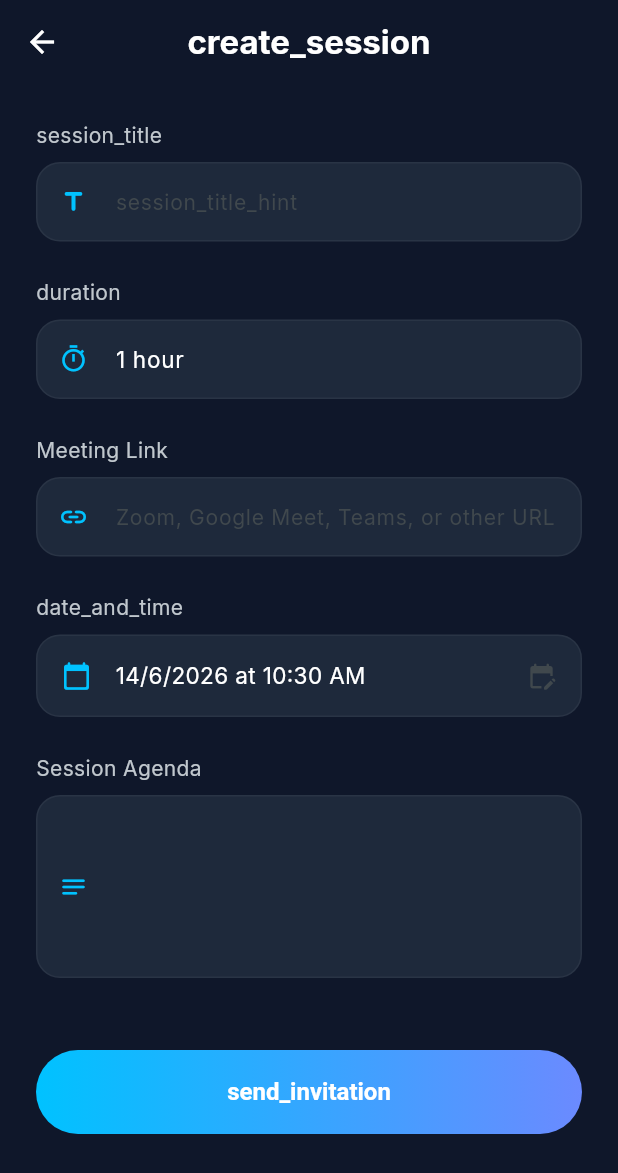
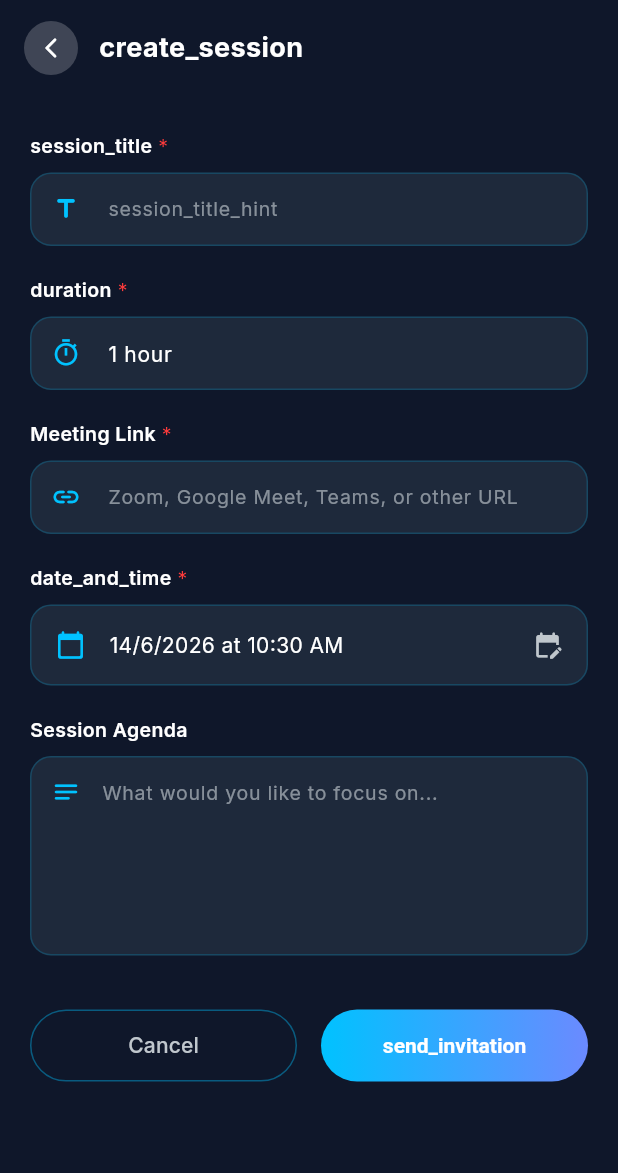
Before and after one commit to Eman1229/skill-swap, a Flutter app: the CreateSessionScreen screen opened directly with empty values, on a phone screen of 412 x 824 dp. Shown: the top 1173 px of the screen. Run offline on Flutter 3.47's test engine with Material 3 defaults, Android fonts, the phone set to English and light mode, and no system bars; our stand-ins replace cloud_firestore, connectivity_plus, file_picker, firebase_auth, firebase_core, firebase_database and 6 more; accounts and stored records are empty; network calls fail.

Commit message:
create session screen

```diff
--- a/lib/screens/Swap/create_session_screen.dart
+++ b/lib/screens/Swap/create_session_screen.dart
@@ -7,7 +7,7 @@ import 'package:skill_swap/services/notification_service.dart';
 
 class CreateSessionScreen extends StatefulWidget {
   final SwapModel swap;
-  CreateSessionScreen({Key? key, required this.swap}) : super(key: key);
+  const CreateSessionScreen({Key? key, required this.swap}) : super(key: key);
 
   @override
   State<CreateSessionScreen> createState() => _CreateSessionScreenState();
@@ -19,35 +19,24 @@ class _CreateSessionScreenState extends State<CreateSessionScreen> {
   final _formKey = GlobalKey<FormState>();
 
   final TextEditingController _titleController = TextEditingController();
-  final TextEditingController _durationController = TextEditingController(
-    text: '1 hour',
-  );
+  final TextEditingController _durationController = TextEditingController(text: '1 hour');
   final TextEditingController _meetingLinkController = TextEditingController();
-  final TextEditingController _agendaController = TextEditingController(); // NEW
+  final TextEditingController _agendaController = TextEditingController();
   DateTime _selectedDate = DateTime.now().add(Duration(days: 1));
 
   bool _loading = false;
 
   Future<void> _createSession() async {
     if (!_formKey.currentState!.validate()) return;
-
     setState(() => _loading = true);
 
     try {
       final uid = _auth.currentUser?.uid;
-      debugPrint('=== CREATE SESSION CALLED ===');
-      debugPrint('uid = $uid');
-      debugPrint('swap.id = ${widget.swap.id}');
-      debugPrint('swap.conversationId = ${widget.swap.conversationId}');
-      debugPrint('swap.mentorId = ${widget.swap.mentorId}');
-      debugPrint('swap.learnerId = ${widget.swap.learnerId}');
-
       final mentorId = widget.swap.mentorId;
       final learnerId = widget.swap.learnerId;
       final sessionTime =
           '${_selectedDate.hour.toString().padLeft(2, '0')}:${_selectedDate.minute.toString().padLeft(2, '0')}';
 
-      // 1. Create session doc
       final sessionRef = _db
           .collection('swaps')
           .doc(widget.swap.id)
@@ -57,7 +46,7 @@ class _CreateSessionScreenState extends State<CreateSessionScreen> {
         'sessionId': sessionRef.id,
         'swapId': widget.swap.id,
         'title': _titleController.text.trim(),
-        'agenda': _agendaController.text.trim(), // NEW
+        'agenda': _agendaController.text.trim(),
         'date': Timestamp.fromDate(_selectedDate),
         'sessionDate': Timestamp.fromDate(_selectedDate),
         'sessionTime': sessionTime,
@@ -69,48 +58,28 @@ class _CreateSessionScreenState extends State<CreateSessionScreen> {
         'status': 'pending',
         'createdAt': FieldValue.serverTimestamp(),
       });
-      debugPrint('Session doc created: ${sessionRef.id}');
 
-      // 2. Find conversationId
       String conversationId = widget.swap.conversationId;
-      debugPrint('conversationId from swap model = "$conversationId"');
 
       if (conversationId.isEmpty) {
-        debugPrint('conversationId is empty — searching Firestore...');
         final query = await _db
             .collection('conversations')
             .where('participants', arrayContains: uid)
             .get();
 
-        debugPrint('Total conversations found for uid: ${query.docs.length}');
-
         for (final doc in query.docs) {
-          final participants =
-          List<String>.from(doc.data()['participants'] ?? []);
-          debugPrint('Checking convo ${doc.id} — participants: $participants');
-          if (participants.contains(mentorId) &&
-              participants.contains(learnerId)) {
+          final participants = List<String>.from(doc.data()['participants'] ?? []);
+          if (participants.contains(mentorId) && participants.contains(learnerId)) {
             conversationId = doc.id;
-            debugPrint('MATCH FOUND — conversationId: $conversationId');
             await _db.collection('swaps').doc(widget.swap.id).update({
               'conversationId': conversationId,
             });
-            debugPrint('Saved conversationId back to swap doc');
             break;
           }
         }
-
-        if (conversationId.isEmpty) {
-          debugPrint('ERROR: No matching conversation found!');
-          debugPrint('mentorId=$mentorId learnerId=$learnerId uid=$uid');
-        }
       }
 
-      debugPrint('Final conversationId = "$conversationId"');
-
-      // 3. Send invite message to chat
       if (conversationId.isNotEmpty) {
-        debugPrint('Sending session_invite message to chat...');
         await _db
             .collection('conversations')
             .doc(conversationId)
@@ -121,7 +90,7 @@ class _CreateSessionScreenState extends State<CreateSessionScreen> {
           'sessionId': sessionRef.id,
           'swapId': widget.swap.id,
           'title': _titleController.text.trim(),
-          'agenda': _agendaController.text.trim(), // NEW
+          'agenda': _agendaController.text.trim(),
           'date': Timestamp.fromDate(_selectedDate),
           'sessionDate': Timestamp.fromDate(_selectedDate),
           'sessionTime': sessionTime,
@@ -129,12 +98,8 @@ class _CreateSessionScreenState extends State<CreateSessionScreen> {
           'meetingLink': _meetingLinkController.text.trim(),
           'timestamp': FieldValue.serverTimestamp(),
         });
-        debugPrint('session_invite message sent successfully!');
 
-        await _db
-            .collection('conversations')
-            .doc(conversationId)
-            .update({
+        await _db.collection('conversations').doc(conversationId).update({
           'lastMessage': 'Session Invite: ${_titleController.text.trim()}',
           'lastMessageAt': FieldValue.serverTimestamp(),
         });
@@ -142,14 +107,12 @@ class _CreateSessionScreenState extends State<CreateSessionScreen> {
         final otherId = uid == widget.swap.mentorId
             ? widget.swap.learnerId
             : widget.swap.mentorId;
-        debugPrint('Sending notification to otherId = $otherId');
 
         NotificationService().sendNotification(
           receiverId: otherId,
           type: 'session',
           title: 'New Session Invitation',
-          body:
-          'You received a new session invite: "${_titleController.text.trim()}"',
+          body: 'You received a new session invite: "${_titleController.text.trim()}"',
           deepLinkScreen: 'chat',
           referenceId: conversationId,
           actionRoute: '/chat',
@@ -162,16 +125,11 @@ class _CreateSessionScreenState extends State<CreateSessionScreen> {
             'type': 'session',
           },
         );
-        debugPrint('Notification sent!');
-      } else {
-        debugPrint('ERROR: conversationId is still empty — message NOT sent!');
       }
 
       if (mounted) {
-        final nav = Navigator.of(context);
-        final messenger = ScaffoldMessenger.of(context);
-        nav.pop();
-        messenger.showSnackBar(
+        Navigator.of(context).pop();
+        ScaffoldMessenger.of(context).showSnackBar(
           SnackBar(
             content: Text('session_invite_sent'.tr()),
             backgroundColor: Theme.of(context).colorScheme.primary,
@@ -179,13 +137,9 @@ class _CreateSessionScreenState extends State<CreateSessionScreen> {
         );
       }
     } catch (e) {
-      debugPrint('ERROR in _createSession: $e');
       if (mounted) {
         ScaffoldMessenger.of(context).showSnackBar(
-          SnackBar(
-            content: Text('Error: $e'),
-            backgroundColor: Colors.redAccent,
-          ),
+          SnackBar(content: Text('Error: $e'), backgroundColor: Colors.redAccent),
         );
       }
     } finally {
@@ -198,7 +152,7 @@ class _CreateSessionScreenState extends State<CreateSessionScreen> {
     _titleController.dispose();
     _durationController.dispose();
     _meetingLinkController.dispose();
-    _agendaController.dispose(); // NEW
+    _agendaController.dispose();
     super.dispose();
   }
 
@@ -206,192 +160,243 @@ class _CreateSessionScreenState extends State<CreateSessionScreen> {
   Widget build(BuildContext context) {
     return Scaffold(
       backgroundColor: Theme.of(context).scaffoldBackgroundColor,
-      appBar: AppBar(
-        backgroundColor: Colors.transparent,
-        elevation: 0,
-        title: Text(
-          'create_session'.tr(),
-          style: TextStyle(
-            color: Theme.of(context).colorScheme.onSurface,
-            fontWeight: FontWeight.bold,
-          ),
-        ),
-        centerTitle: true,
-      ),
-      body: SingleChildScrollView(
-        padding: EdgeInsets.all(24),
+      body: SafeArea(
+        child: Column(
+          children: [
+            _buildHeader(),
+            Expanded(
+              child: SingleChildScrollView(
+                physics: BouncingScrollPhysics(),
+                padding: EdgeInsets.symmetric(horizontal: 20, vertical: 24),
                 child: Form(
                   key: _formKey,
                   child: Column(
                     crossAxisAlignment: CrossAxisAlignment.start,
                     children: [
-              Text(
-                'session_title'.tr(),
-                style: TextStyle(
-                  color: Theme.of(context).colorScheme.onSurfaceVariant,
-                  fontSize: 14,
-                ),
-              ),
+                      _buildLabel('session_title'.tr(), required: true),
                       SizedBox(height: 8),
                       _buildTextField(
                         _titleController,
                         'session_title_hint'.tr(),
                         Icons.title_rounded,
+                        validator: (v) => v == null || v.trim().isEmpty
+                            ? 'required_field'.tr()
+                            : null,
                       ),
-              SizedBox(height: 24),
-              Text(
-                'duration'.tr(),
-                style: TextStyle(
-                  color: Theme.of(context).colorScheme.onSurfaceVariant,
-                  fontSize: 14,
-                ),
-              ),
+                      SizedBox(height: 20),
+
+                      _buildLabel('duration'.tr(), required: true),
                       SizedBox(height: 8),
                       _buildTextField(
                         _durationController,
                         'duration_hint'.tr(),
                         Icons.timer_outlined,
+                        validator: (v) => v == null || v.trim().isEmpty
+                            ? 'required_field'.tr()
+                            : null,
                       ),
-              SizedBox(height: 24),
-              Text(
-                'Meeting Link',
-                style: TextStyle(
-                  color: Theme.of(context).colorScheme.onSurfaceVariant,
-                  fontSize: 14,
-                ),
-              ),
+                      SizedBox(height: 20),
+
+                      _buildLabel('Meeting Link', required: true),
                       SizedBox(height: 8),
                       _buildTextField(
                         _meetingLinkController,
                         'Zoom, Google Meet, Teams, or other URL',
                         Icons.link_rounded,
+                        validator: (v) => v == null || v.trim().isEmpty
+                            ? 'required_field'.tr()
+                            : null,
                       ),
-              SizedBox(height: 24),
-              Text(
-                'date_and_time'.tr(),
-                style: TextStyle(
-                  color: Theme.of(context).colorScheme.onSurfaceVariant,
-                  fontSize: 14,
-                ),
-              ),
+                      SizedBox(height: 20),
+
+                      _buildLabel('date_and_time'.tr(), required: true),
                       SizedBox(height: 8),
                       _buildDateTimePicker(),
-              SizedBox(height: 24),
+                      SizedBox(height: 20),
 
-              // ── Session Agenda (NEW) ──────────────────────────────
-              Text(
-                'Session Agenda',
-                style: TextStyle(
-                  color: Theme.of(context).colorScheme.onSurfaceVariant,
-                  fontSize: 14,
-                ),
-              ),
+                      _buildLabel('Session Agenda'),
                       SizedBox(height: 8),
-              Container(
-                decoration: BoxDecoration(
-                  color: Theme.of(context).colorScheme.surface,
-                  borderRadius: BorderRadius.circular(16),
-                  border: Border.all(
-                    color: Theme.of(context)
-                        .colorScheme
-                        .onSurface
-                        .withValues(alpha: 0.05),
-                  ),
-                ),
-                child: TextFormField(
-                  controller: _agendaController,
-                  maxLines: 4,
-                  style: TextStyle(
-                    color: Theme.of(context).colorScheme.onSurface,
-                    fontSize: 15,
-                  ),
-                  decoration: InputDecoration(
-                    hintText: 'What would you like to focus on...',
-                    hintStyle: TextStyle(
-                      color: Theme.of(context).colorScheme.outlineVariant,
-                      fontSize: 14,
-                    ),
-                    prefixIcon: Align(
-                      alignment: Alignment.topLeft,
-                      heightFactor: 1,
-                      child: Padding(
-                        padding: EdgeInsets.only(left: 14, top: 14),
+                      // ✅ Stack places icon exactly where text cursor starts
+                      Stack(
+                        children: [
+                          _buildAgendaField(),
+                          Positioned(
+                            top: 14,
+                            left: 14,
                             child: Icon(
                               Icons.notes_rounded,
                               color: Theme.of(context).colorScheme.primary,
                               size: 20,
                             ),
                           ),
+                        ],
                       ),
-                    prefixIconConstraints: BoxConstraints(
-                      minWidth: 48,
-                      minHeight: 48,
-                    ),
-                    border: InputBorder.none,
-                    contentPadding:
-                    EdgeInsets.symmetric(horizontal: 16, vertical: 14),
-                  ),
-                ),
-              ),
-              // ─────────────────────────────────────────────────────
+                      SizedBox(height: 36),
 
-              SizedBox(height: 48),
                       _loading
                           ? Center(
                         child: CircularProgressIndicator(
                           color: Theme.of(context).colorScheme.primary,
                         ),
                       )
-                  : _PrimaryBtn(
-                label: 'send_invitation'.tr(),
-                onTap: _createSession,
+                          : _buildSubmitButton(),
+                      SizedBox(height: 20),
+                    ],
+                  ),
+                ),
+              ),
             ),
           ],
         ),
       ),
+    );
+  }
+
+  Widget _buildHeader() {
+    return Padding(
+      padding: EdgeInsets.symmetric(horizontal: 16, vertical: 14),
+      child: Row(
+        children: [
+          GestureDetector(
+            onTap: () => Navigator.pop(context),
+            child: Container(
+              width: 36,
+              height: 36,
+              decoration: BoxDecoration(
+                color: Theme.of(context).colorScheme.onSurface.withAlpha(51),
+                shape: BoxShape.circle,
               ),
+              child: Icon(
+                Icons.arrow_back_ios_new_rounded,
+                color: Theme.of(context).colorScheme.onSurface,
+                size: 16,
+              ),
+            ),
+          ),
+          SizedBox(width: 14),
+          Text(
+            'create_session'.tr(),
+            style: TextStyle(
+              color: Theme.of(context).colorScheme.onSurface,
+              fontSize: 18,
+              fontWeight: FontWeight.bold,
+            ),
+          ),
+        ],
+      ),
+    );
+  }
+
+  Widget _buildLabel(String text, {bool required = false}) {
+    return Row(
+      children: [
+        Text(
+          text,
+          style: TextStyle(
+            color: Theme.of(context).colorScheme.onSurface,
+            fontSize: 13,
+            fontWeight: FontWeight.w600,
+          ),
+        ),
+        if (required)
+          Text(' *', style: TextStyle(color: Color(0xFFFF3B3B), fontSize: 13)),
+      ],
     );
   }
 
   Widget _buildTextField(
       TextEditingController controller,
       String hint,
-      IconData icon,
-      ) {
-    return Container(
-      decoration: BoxDecoration(
-        color: Theme.of(context).colorScheme.surface,
-        borderRadius: BorderRadius.circular(16),
-        border: Border.all(
-          color: Theme.of(context)
-              .colorScheme
-              .onSurface
-              .withValues(alpha: 0.05),
-        ),
-      ),
-      child: TextFormField(
+      IconData icon, {
+        String? Function(String?)? validator,
+      }) {
+    return TextFormField(
       controller: controller,
+      validator: validator,
       style: TextStyle(
         color: Theme.of(context).colorScheme.onSurface,
-          fontSize: 15,
+        fontSize: 14,
       ),
       decoration: InputDecoration(
         hintText: hint,
         hintStyle: TextStyle(
-            color: Theme.of(context).colorScheme.outlineVariant,
+          color: Theme.of(context).colorScheme.onSurfaceVariant.withOpacity(0.65),
+          fontSize: 13,
+        ),
+        prefixIcon: Icon(icon,
+            color: Theme.of(context).colorScheme.primary, size: 20),
+        filled: true,
+        fillColor: Theme.of(context).colorScheme.surface,
+        contentPadding: EdgeInsets.symmetric(horizontal: 16, vertical: 14),
+        border: OutlineInputBorder(
+          borderRadius: BorderRadius.circular(14),
+          borderSide: BorderSide(
+              color: Theme.of(context).colorScheme.primary.withAlpha(51)),
+        ),
+        enabledBorder: OutlineInputBorder(
+          borderRadius: BorderRadius.circular(14),
+          borderSide: BorderSide(
+              color: Theme.of(context).colorScheme.primary.withAlpha(51)),
+        ),
+        focusedBorder: OutlineInputBorder(
+          borderRadius: BorderRadius.circular(14),
+          borderSide: BorderSide(
+              color: Theme.of(context).colorScheme.primary, width: 1.5),
+        ),
+        errorBorder: OutlineInputBorder(
+          borderRadius: BorderRadius.circular(14),
+          borderSide: BorderSide(color: Color(0xFFFF3B3B)),
+        ),
+        focusedErrorBorder: OutlineInputBorder(
+          borderRadius: BorderRadius.circular(14),
+          borderSide: BorderSide(color: Color(0xFFFF3B3B), width: 1.5),
+        ),
+      ),
+    );
+  }
+
+  // ✅ No prefixIcon — icon is placed via Stack, left:44 pushes text past icon
+  Widget _buildAgendaField() {
+    return TextFormField(
+      controller: _agendaController,
+      maxLines: 5,
+      style: TextStyle(
+        color: Theme.of(context).colorScheme.onSurface,
         fontSize: 14,
       ),
-          prefixIcon: Icon(
-            icon,
-            color: Theme.of(context).colorScheme.primary,
-            size: 20,
+      decoration: InputDecoration(
+        hintText: 'What would you like to focus on...',
+        hintStyle: TextStyle(
+          color: Theme.of(context).colorScheme.onSurfaceVariant.withOpacity(0.65),
+          fontSize: 13,
         ),
-          border: InputBorder.none,
-          contentPadding:
-          EdgeInsets.symmetric(horizontal: 16, vertical: 14),
+        filled: true,
+        fillColor: Theme.of(context).colorScheme.surface,
+        // ✅ left:44 = 14(icon left) + 20(icon size) + 10(gap)
+        contentPadding: EdgeInsets.only(top: 14, bottom: 14, left: 44, right: 16),
+        border: OutlineInputBorder(
+          borderRadius: BorderRadius.circular(14),
+          borderSide: BorderSide(
+              color: Theme.of(context).colorScheme.primary.withAlpha(51)),
         ),
-        validator: (v) =>
-        v == null || v.isEmpty ? 'required_field'.tr() : null,
+        enabledBorder: OutlineInputBorder(
+          borderRadius: BorderRadius.circular(14),
+          borderSide: BorderSide(
+              color: Theme.of(context).colorScheme.primary.withAlpha(51)),
+        ),
+        focusedBorder: OutlineInputBorder(
+          borderRadius: BorderRadius.circular(14),
+          borderSide: BorderSide(
+              color: Theme.of(context).colorScheme.primary, width: 1.5),
+        ),
+        errorBorder: OutlineInputBorder(
+          borderRadius: BorderRadius.circular(14),
+          borderSide: BorderSide(color: Color(0xFFFF3B3B)),
+        ),
+        focusedErrorBorder: OutlineInputBorder(
+          borderRadius: BorderRadius.circular(14),
+          borderSide: BorderSide(color: Color(0xFFFF3B3B), width: 1.5),
+        ),
       ),
     );
   }
@@ -413,11 +418,7 @@ class _CreateSessionScreenState extends State<CreateSessionScreen> {
           if (time != null) {
             setState(() {
               _selectedDate = DateTime(
-                date.year,
-                date.month,
-                date.day,
-                time.hour,
-                time.minute,
+                date.year, date.month, date.day, time.hour, time.minute,
               );
             });
           }
@@ -427,76 +428,85 @@ class _CreateSessionScreenState extends State<CreateSessionScreen> {
         padding: EdgeInsets.all(16),
         decoration: BoxDecoration(
           color: Theme.of(context).colorScheme.surface,
-          borderRadius: BorderRadius.circular(16),
+          borderRadius: BorderRadius.circular(14),
           border: Border.all(
-            color: Theme.of(context)
-                .colorScheme
-                .onSurface
-                .withValues(alpha: 0.05),
+            color: Theme.of(context).colorScheme.primary.withAlpha(51),
           ),
         ),
         child: Row(
           children: [
-            Icon(
-              Icons.calendar_today_rounded,
-              color: Theme.of(context).colorScheme.primary,
-              size: 20,
-            ),
+            Icon(Icons.calendar_today_rounded,
+                color: Theme.of(context).colorScheme.primary, size: 20),
             SizedBox(width: 16),
             Text(
               '${_selectedDate.day}/${_selectedDate.month}/${_selectedDate.year} at ${TimeOfDay.fromDateTime(_selectedDate).format(context)}',
               style: TextStyle(
                 color: Theme.of(context).colorScheme.onSurface,
-                fontSize: 15,
+                fontSize: 14,
               ),
             ),
             Spacer(),
-            Icon(
-              Icons.edit_calendar_rounded,
-              color: Theme.of(context).colorScheme.outlineVariant,
-              size: 20,
-            ),
+            Icon(Icons.edit_calendar_rounded,
+                color: Theme.of(context).colorScheme.onSurfaceVariant, size: 20),
           ],
         ),
       ),
     );
   }
-}
 
-class _PrimaryBtn extends StatelessWidget {
-  final String label;
-  final VoidCallback onTap;
-  _PrimaryBtn({required this.label, required this.onTap});
-
-  @override
-  Widget build(BuildContext context) {
-    return Container(
-      width: double.infinity,
-      height: 56,
+  Widget _buildSubmitButton() {
+    return Row(
+      children: [
+        Expanded(
+          child: OutlinedButton(
+            onPressed: () => Navigator.pop(context),
+            style: OutlinedButton.styleFrom(
+              side: BorderSide(
+                  color: Theme.of(context).colorScheme.primary.withAlpha(102)),
+              shape: RoundedRectangleBorder(
+                  borderRadius: BorderRadius.circular(30)),
+              padding: EdgeInsets.symmetric(vertical: 14),
+            ),
+            child: Text(
+              'cancel'.tr(),
+              style: TextStyle(
+                  color: Theme.of(context).colorScheme.onSurfaceVariant,
+                  fontSize: 14),
+            ),
+          ),
+        ),
+        SizedBox(width: 16),
+        Expanded(
+          child: Container(
             decoration: BoxDecoration(
               gradient: LinearGradient(
-          colors: [Theme.of(context).colorScheme.primary, Color(0xFF6B8AFF)],
+                colors: [
+                  Theme.of(context).colorScheme.primary,
+                  Color(0xFF6B8AFF),
+                ],
               ),
-        borderRadius: BorderRadius.circular(28),
+              borderRadius: BorderRadius.circular(30),
             ),
             child: ElevatedButton(
-        onPressed: onTap,
+              onPressed: _createSession,
               style: ElevatedButton.styleFrom(
                 backgroundColor: Colors.transparent,
                 shadowColor: Colors.transparent,
-          shape: RoundedRectangleBorder(
-            borderRadius: BorderRadius.circular(28),
-          ),
+                shape: StadiumBorder(),
+                padding: EdgeInsets.symmetric(vertical: 14),
               ),
               child: Text(
-          label,
+                'send_invitation'.tr(),
                 style: TextStyle(
                   color: Theme.of(context).colorScheme.onSurface,
-            fontSize: 16,
                   fontWeight: FontWeight.bold,
+                  fontSize: 14,
                 ),
               ),
             ),
+          ),
+        ),
+      ],
     );
   }
 }
```
Lines whose indentation alone changed are shown as unchanged.
